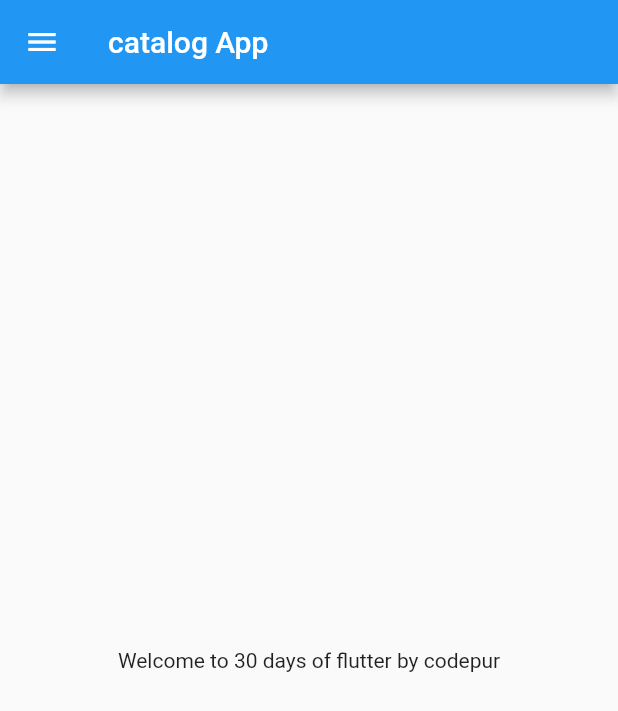
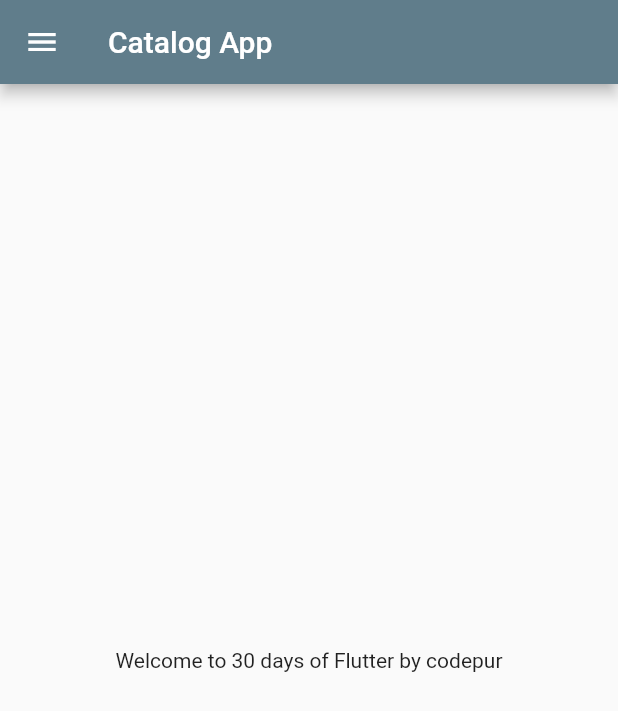
Before and after one commit to ratan9022/30daysofflutter, a Flutter app: the screen it shows after launch, on a phone screen of 412 x 824 dp. Shown: the top 711 px of the screen. Run offline on Flutter 3.47's test engine with Material 2 defaults, Android fonts, the phone set to English and light mode, and no system bars.

Commit message:
day 3 completed

```diff
--- a/lib/main.dart
+++ b/lib/main.dart
@@ -1,5 +1,6 @@
 import 'package:flutter/material.dart';
-import 'package:flutter_catalog/home_page.dart';
+import 'package:flutter_catalog/pages/home_page.dart';
+import 'package:flutter_catalog/pages/login_page.dart';
 
 void main() {
   runApp(MyApp());
@@ -8,11 +9,20 @@ void main() {
 class MyApp extends StatelessWidget {
   @override
   Widget build(BuildContext context) {
-    int days = 30;
-    String name = "codepur";
+    return MaterialApp(
+      // home: homepage(),
 
-    return MaterialApp(
-      home: homepage()
+      themeMode: ThemeMode.light,
+      theme: ThemeData(primarySwatch: Colors.blueGrey),
+      darkTheme: ThemeData(
+        brightness: Brightness.light,
+      ),
+      initialRoute: "/home",
+      routes: {
+        "/": (context) => LoginPage(),
+        "/home": (context) => homepage(),
+        "/login": (context) => LoginPage(),
+      },
     );
   }
 }
--- a/lib/home_page.dart
+++ b/lib/pages/home_page.dart
@@ -8,11 +8,13 @@ class homepage extends StatelessWidget {
   Widget build(BuildContext context) {
     return Scaffold(
       appBar: AppBar(
-        title: Text("catalog App"),
+        title: Text("Catalog App"),
       ),
       body: Center(
         child: Container(
-          child: Text("Welcome to $days days of flutter by $name"),
+          child: Center(
+            child: Text("Welcome to $days days of Flutter by $name"),
+          ),
         ),
       ),
       drawer: Drawer(),
```
Also changed, not shown: lib/pages/login_page.dart (added, +24 -0 lines).
